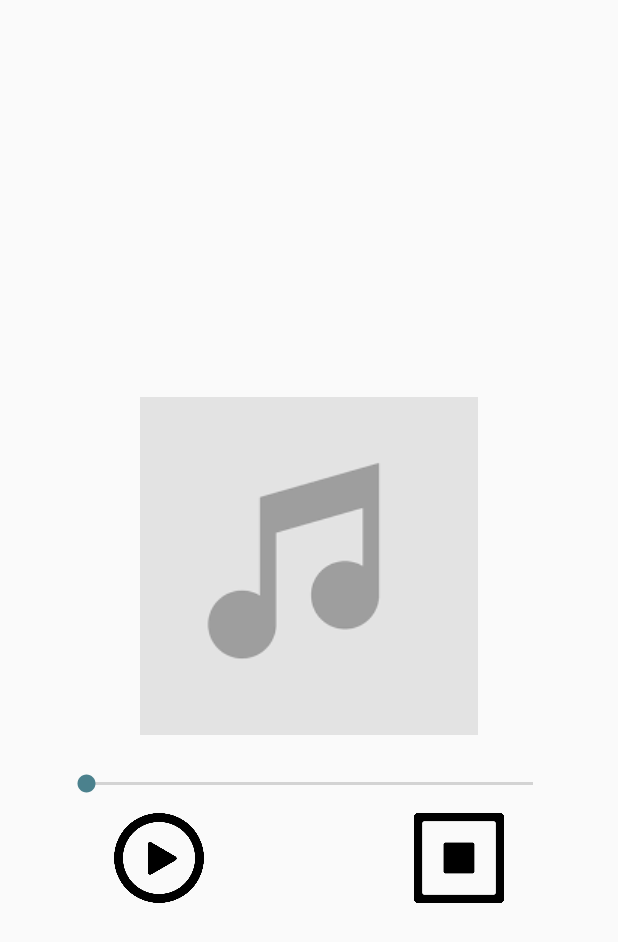
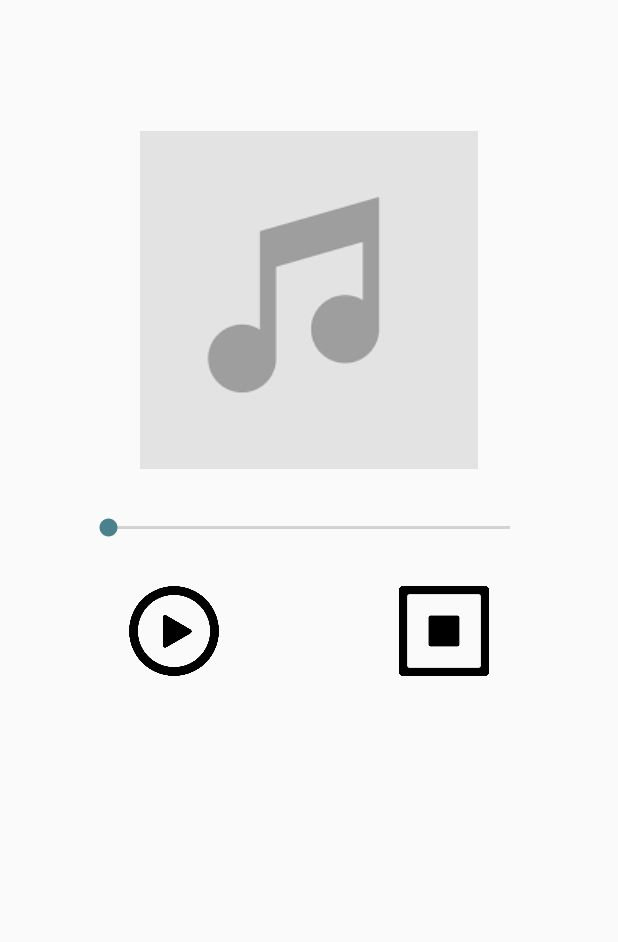
Before and after one commit to antonva/podypus-android, an Android app: the layout fragment_notifications.xml on its own in the app's theme, with its tools: preview values and no code run, on a phone screen of 412 x 824 dp. Shown: the top 942 px of the screen. Run offline under Robolectric (Android 15) with nearby library versions, the phone set to English and light mode, and no system bars.

Commit message:
XML added to commit, did not go up last time

```diff
--- a/app/src/main/res/layout/fragment_notifications.xml
+++ b/app/src/main/res/layout/fragment_notifications.xml
@@ -3,65 +3,45 @@
     xmlns:app="http://schemas.android.com/apk/res-auto"
     android:layout_width="match_parent"
     android:layout_height="match_parent">
-
+    <LinearLayout
+        android:layout_width="match_parent"
+        android:layout_height="match_parent"
+        android:orientation="vertical"
+        android:gravity="center_horizontal">
         <TextView
             android:id="@+id/text_notifications"
             android:layout_width="match_parent"
             android:layout_height="wrap_content"
-        android:layout_marginStart="8dp"
-        android:layout_marginTop="52dp"
-        android:layout_marginEnd="8dp"
             android:textAlignment="center"
-        android:textSize="20sp"
-        app:layout_constraintEnd_toEndOf="parent"
-        app:layout_constraintHorizontal_bias="0.0"
-        app:layout_constraintStart_toStartOf="parent"
-        app:layout_constraintTop_toTopOf="parent" />
-
+            android:textSize="20sp"/>
         <ImageView
             android:layout_width="wrap_content"
             android:layout_height="wrap_content"
             android:src="@drawable/placeholderplayer"
-        android:layout_marginBottom="70dp"
-        app:layout_constraintBottom_toBottomOf="parent"
-        app:layout_constraintEnd_toEndOf="parent"
-        app:layout_constraintStart_toStartOf="parent"
-        app:layout_constraintTop_toTopOf="parent" />
-
+            android:layout_marginTop="60dp"
+            android:id="@+id/artcover"/>
         <SeekBar
-        android:layout_width="330dp"
+            android:id="@+id/timeelapsed"
+            android:layout_width="300dp"
             android:layout_height="wrap_content"
-        android:layout_marginTop="220dp"
-        app:layout_constraintBottom_toBottomOf="parent"
-        app:layout_constraintEnd_toEndOf="parent"
-        app:layout_constraintStart_toStartOf="parent"
-        app:layout_constraintTop_toTopOf="parent" />
-
-
-
-    <Button
-        android:background="@drawable/stop"
-        android:id="@+id/buttonQuit"
-        android:layout_width="60dp"
-        android:layout_height="60dp"
-        android:layout_marginTop="320dp"
-        android:layout_marginLeft="200dp"
-        app:layout_constraintBottom_toBottomOf="parent"
-        app:layout_constraintEnd_toEndOf="parent"
-        app:layout_constraintStart_toStartOf="parent"
-        app:layout_constraintTop_toTopOf="parent" />
-
-
+            android:layout_marginTop="30dp"/>
+        <LinearLayout
+            android:layout_width="match_parent"
+            android:layout_height="wrap_content"
+            android:orientation="horizontal"
+            android:layout_marginTop="30dp"
+            android:gravity="center">
             <Button
                 android:background="@drawable/play"
                 android:id="@+id/buttonPlayStop"
                 android:layout_width="60dp"
                 android:layout_height="60dp"
-        android:layout_marginRight="200dp"
-        android:layout_marginTop="320dp"
-        app:layout_constraintBottom_toBottomOf="parent"
-        app:layout_constraintEnd_toEndOf="parent"
-        app:layout_constraintStart_toStartOf="parent"
-        app:layout_constraintTop_toTopOf="parent" />
-
+                android:layout_marginRight="120dp"/>
+            <Button
+                android:background="@drawable/stop"
+                android:id="@+id/buttonQuit"
+                android:layout_width="60dp"
+                android:layout_height="60dp"/>
+        </LinearLayout>
+    </LinearLayout>
 </androidx.constraintlayout.widget.ConstraintLayout>
```
Lines whose indentation alone changed are shown as unchanged.
